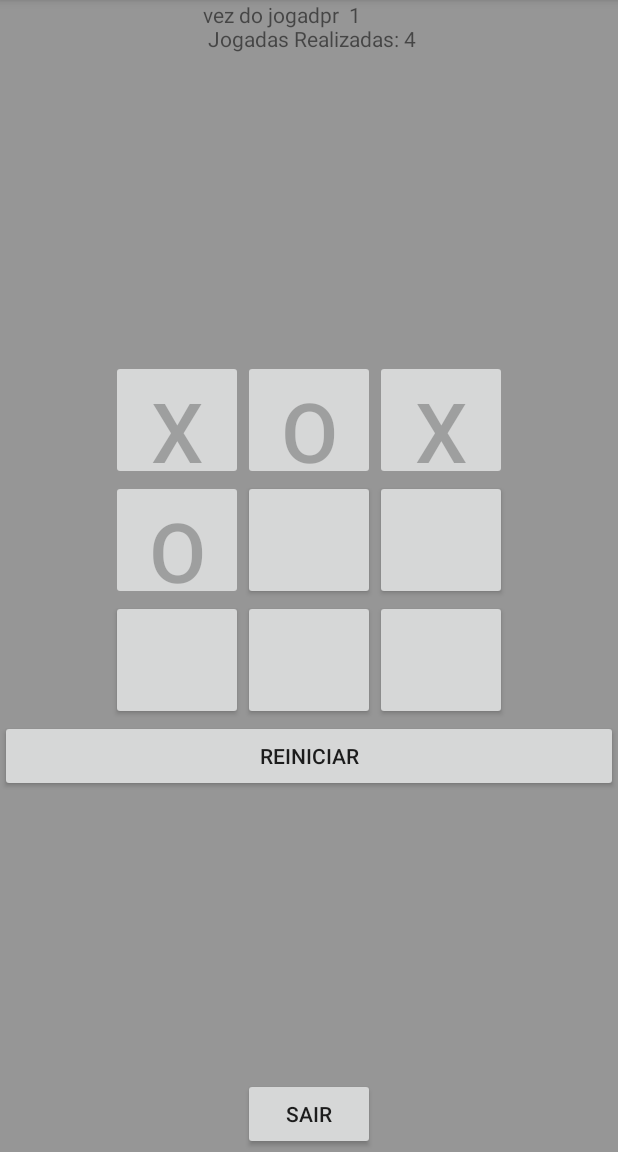
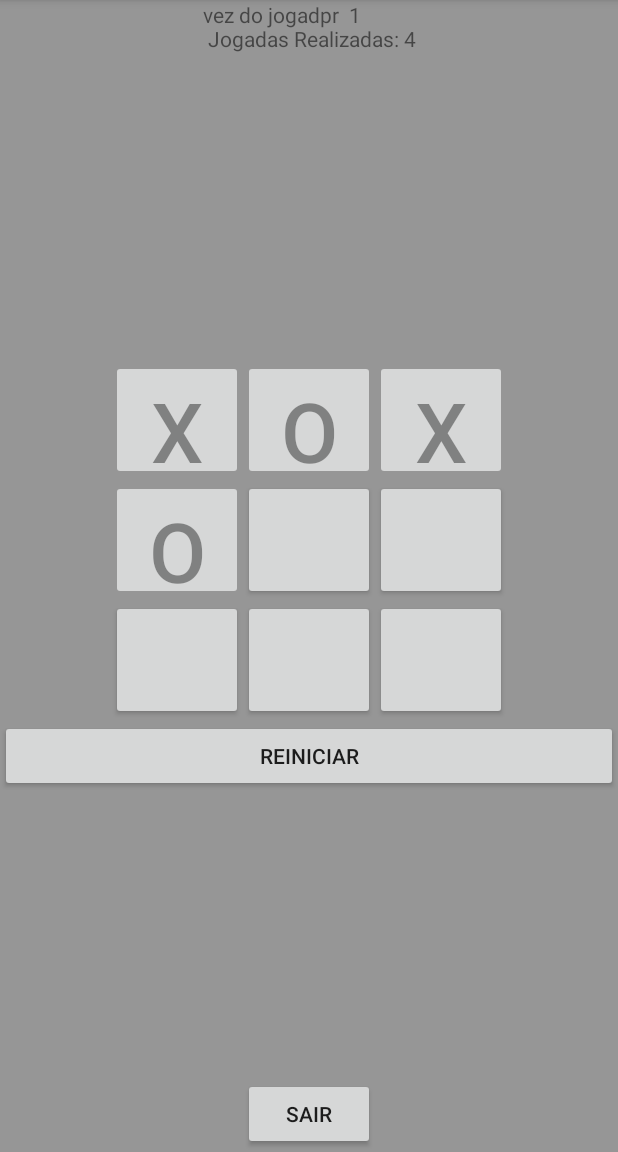
Before and after one commit to rafulll/TTTAG2, an Android app: the screen it shows after launch (MainActivity), after a tap on an icon or button, on a phone screen of 412 x 824 dp, the part 84-1236 px from its top. Run offline under Robolectric (Android 15) with nearby library versions, the phone set to English and light mode, and no system bars; 3 other taps on this screen came first.

```diff
--- a/app/src/main/res/layout/activity_main.xml
+++ b/app/src/main/res/layout/activity_main.xml
@@ -19,18 +19,21 @@ android:background="@color/black_overlay">
 
             <Button
                     android:text=""
+                    android:textColor="@color/black_overlay"
                     android:textSize="55sp"
                     android:layout_width="wrap_content"
                     android:layout_height="80dp" android:id="@+id/button"
                     android:onClick="marcar"/>
             <Button
                     android:text=""
+                    android:textColor="@color/black_overlay"
                     android:textSize="55sp"
                     android:layout_width="wrap_content"
                     android:layout_height="80dp" android:id="@+id/button2"
                     android:onClick="marcar"/>
             <Button
                     android:text=""
+                    android:textColor="@color/black_overlay"
                     android:textSize="55sp"
                     android:layout_width="wrap_content"
                     android:layout_height="80dp" android:id="@+id/button3"
@@ -39,18 +42,21 @@ android:background="@color/black_overlay">
         <TableRow android:layout_width="match_parent" android:layout_height="match_parent" android:gravity="center">
             <Button
                     android:text=""
+                    android:textColor="@color/black_overlay"
                     android:textSize="55sp"
                     android:layout_width="wrap_content"
                     android:layout_height="80dp" android:id="@+id/button4"
                     android:onClick="marcar"/>
             <Button
                     android:text=""
+                    android:textColor="@color/black_overlay"
                     android:textSize="55sp"
                     android:layout_width="wrap_content"
                     android:layout_height="80dp" android:id="@+id/button5"
                     android:onClick="marcar"/>
             <Button
                     android:text=""
+                    android:textColor="@color/black_overlay"
                     android:textSize="55sp"
                     android:layout_width="wrap_content"
                     android:layout_height="80dp" android:id="@+id/button6"
@@ -59,18 +65,21 @@ android:background="@color/black_overlay">
         <TableRow android:layout_width="match_parent" android:layout_height="match_parent" android:gravity="center">
             <Button
                     android:text=""
+                    android:textColor="@color/black_overlay"
                     android:textSize="55sp"
                     android:layout_width="wrap_content"
                     android:layout_height="80dp" android:id="@+id/button7"
                     android:onClick="marcar"/>
             <Button
                     android:text=""
+                    android:textColor="@color/black_overlay"
                     android:textSize="55sp"
                     android:layout_width="wrap_content"
                     android:layout_height="80dp" android:id="@+id/button8"
                     android:onClick="marcar"/>
             <Button
                     android:text=""
+                    android:textColor="@color/black_overlay"
                     android:textSize="55sp"
                     android:layout_width="wrap_content"
                     android:layout_height="80dp" android:id="@+id/button9"
```
Also changed, not shown: app/src/main/java/com/example/jogodavelha/MainActivity.kt (+24 -21 lines).
